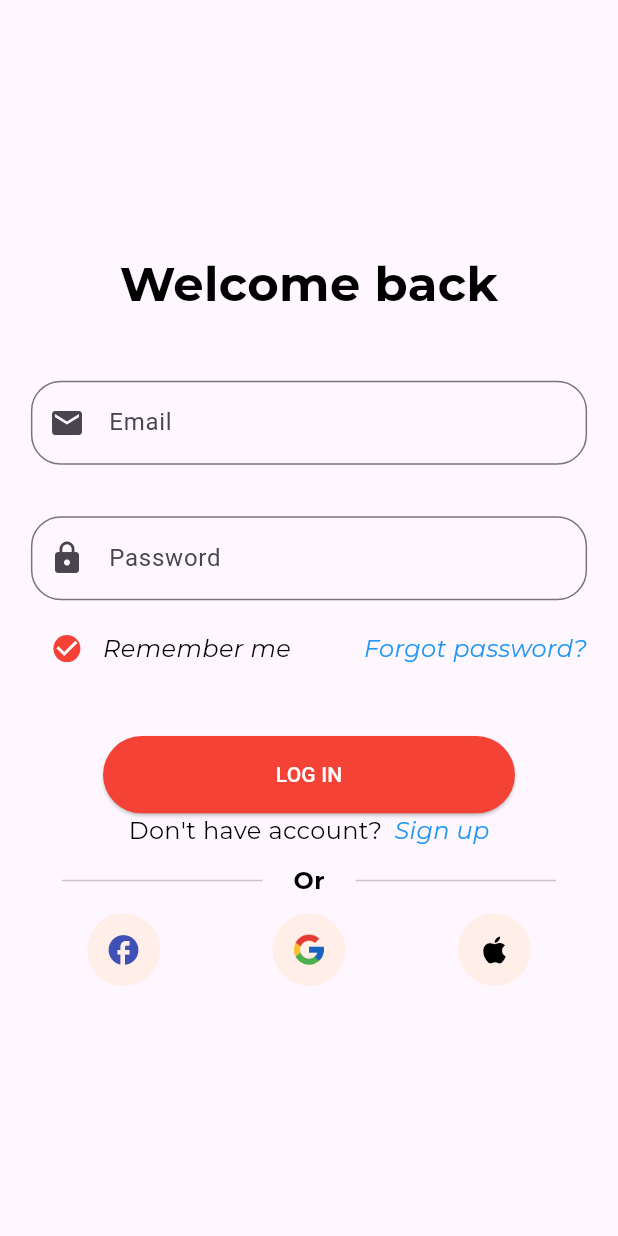
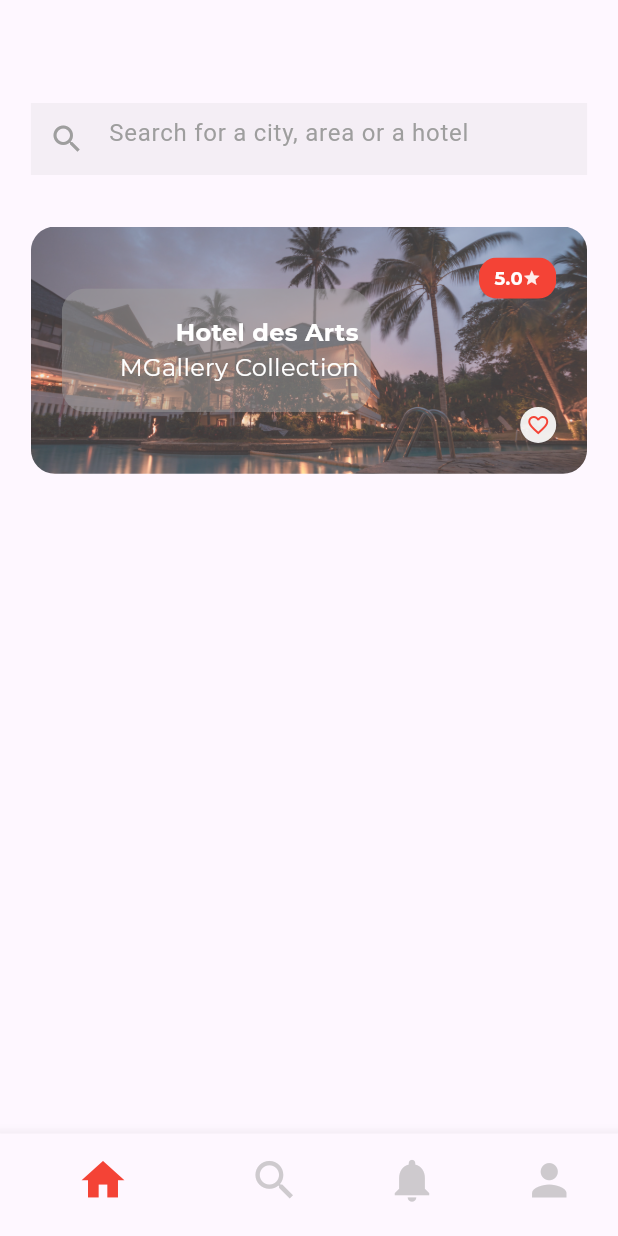
Before and after one commit to JasmineVan/Hotelier, a Flutter app: the screen it shows after launch, on a phone screen of 412 x 824 dp. Run offline on Flutter 3.47's test engine with Material 3 defaults, Android fonts, the phone set to English and light mode, and no system bars; our stand-ins replace get, google_fonts.

Commit message:
Add fragments: Home, search, notification and profile. Build HomeFragment.

```diff
--- a/lib/main.dart
+++ b/lib/main.dart
@@ -23,8 +23,9 @@ class MyApp extends StatelessWidget {
   @override
   Widget build(BuildContext context) {
     return const GetMaterialApp(
+      key: Key('MainApp'),
       title: "Hotelier",
-      home:  LoginPage(),
+      home:  HomePage(),
       debugShowCheckedModeBanner: false,
     );
   }
--- /dev/null
+++ b/lib/views/HomeFragment/home_fragment.dart
@@ -0,0 +1,148 @@
+import 'package:flutter/material.dart';
+import 'package:google_fonts/google_fonts.dart';
+
+class HomeFragment extends StatefulWidget {
+  const HomeFragment({Key? key}) : super(key: key);
+
+  @override
+  State<HomeFragment> createState() => _HomeFragmentState();
+}
+
+class _HomeFragmentState extends State<HomeFragment> {
+  @override
+  Widget build(BuildContext context) {
+    double maxWidth = MediaQuery.sizeOf(context).width;
+    double maxHeight = MediaQuery.sizeOf(context).height;
+
+    return Scaffold(
+      body: SingleChildScrollView(
+        child: Container(
+          margin: EdgeInsets.only(left: maxWidth / 20, right: maxWidth / 20, top: maxWidth / 6, bottom: maxWidth / 10),
+          child: Column(
+            children: [
+              SizedBox(
+                width: maxWidth * 90/100,
+                height: maxHeight * 1/10,
+                child: TextField(
+                  decoration: InputDecoration(
+                    filled: true,
+                    fillColor: Colors.grey.withOpacity(0.1),
+                    prefixIcon: const Icon(Icons.search, color: Colors.grey),
+                    border: InputBorder.none,
+                    hintText: 'Search for a city, area or a hotel',
+                    hintStyle: TextStyle(
+                      color: Colors.grey,
+                    ),
+                    counterText: '',
+                  ),
+                  onTap: () {},
+                  maxLength: 50,
+                ),
+              ),
+              ClipRRect(
+                borderRadius: const BorderRadius.all(Radius.circular(16.0)),
+                child: Container(
+                  padding: EdgeInsets.all(maxWidth / 20),
+                  width: maxWidth * 9/10,
+                  height: maxHeight / 5,
+                  decoration: BoxDecoration(
+                    image: DecorationImage(
+                        image: AssetImage('assets/images/bg (9).jpg'),
+                      fit: BoxFit.cover,
+                      opacity: 0.8
+                    ),
+                  ),
+                  child: Stack(
+                    children: [
+                      Align(
+                        alignment: Alignment.centerLeft,
+                        child: ClipRRect(
+                          borderRadius: const BorderRadius.all(Radius.circular(16.0)),
+                          child: Container(
+                            padding: EdgeInsets.all(8.0),
+                            color: Colors.grey.withOpacity(0.5),
+                            width: maxWidth * 10/20,
+                            height: maxHeight / 10,
+                            child: Column(
+                              mainAxisAlignment: MainAxisAlignment.center,
+                              crossAxisAlignment: CrossAxisAlignment.end,
+                              children: [
+                                Text(
+                                  "Hotel des Arts",
+                                  style: GoogleFonts.montserrat(
+                                      textStyle: const TextStyle(
+                                        fontWeight: FontWeight.bold,
+                                        color: Colors.white,
+                                        fontSize: 16.0,
+                                      )),
+                                  textAlign: TextAlign.center,
+                                ),
+                                Text(
+                                  "MGallery Collection",
+                                  style: GoogleFonts.montserrat(
+                                      textStyle: const TextStyle(
+                                        color: Colors.white,
+                                        fontSize: 16.0,
+                                      )),
+                                  textAlign: TextAlign.center,
+                                ),
+                              ],
+                            ),
+                          ),
+                        ),
+                      ),
+                      Align(
+                        alignment: Alignment.bottomRight,
+                        child: Container(
+                          padding: EdgeInsets.all(4.0),
+                          decoration: BoxDecoration(
+                            shape: BoxShape.circle,
+                            color: Colors.white.withOpacity(0.9),
+                          ),
+                          child: Icon(
+                            Icons.favorite_outline,
+                            color: Colors.red,
+                            size: 16.0,
+                          ),
+                        ),
+                      ),
+                      Align(
+                        alignment: Alignment.topRight,
+                        child: ClipRRect(
+                          borderRadius: const BorderRadius.all(Radius.circular(12.0)),
+                          child: Container(
+                            width: maxWidth * 1/8,
+                            height: maxHeight * 1/30,
+                            decoration: BoxDecoration(
+                              color: Colors.red,
+                            ),
+                            child: Row(
+                              mainAxisAlignment: MainAxisAlignment.center,
+                              children: [
+                                Text(
+                                  "5.0",
+                                  style: GoogleFonts.montserrat(
+                                      textStyle: const TextStyle(
+                                        fontWeight: FontWeight.bold,
+                                        color: Colors.white,
+                                        fontSize: 12.0,
+                                      )),
+                                  textAlign: TextAlign.center,
+                                ),
+                                Icon(Icons.star, color: Colors.white.withOpacity(0.9),size: 12.0),
+                              ],
+                            ),
+                          ),
+                        ),
+                      )
+                    ],
+                  ),
+                ),
+              )
+            ],
+          ),
+        ),
+      ),
+    );
+  }
+}
--- /dev/null
+++ b/lib/views/HomeFragment/notification_fragment.dart
@@ -0,0 +1,17 @@
+import 'package:flutter/material.dart';
+
+class NotificationFragment extends StatefulWidget {
+  const NotificationFragment({Key? key}) : super(key: key);
+
+  @override
+  State<NotificationFragment> createState() => _NotificationFragmentState();
+}
+
+class _NotificationFragmentState extends State<NotificationFragment> {
+  @override
+  Widget build(BuildContext context) {
+    return Scaffold(
+      body: Text('Notification Fragment'),
+    );;
+  }
+}
--- /dev/null
+++ b/lib/views/HomeFragment/profile_fragment.dart
@@ -0,0 +1,17 @@
+import 'package:flutter/material.dart';
+
+class ProfileFragment extends StatefulWidget {
+  const ProfileFragment({Key? key}) : super(key: key);
+
+  @override
+  State<ProfileFragment> createState() => _ProfileFragmentState();
+}
+
+class _ProfileFragmentState extends State<ProfileFragment> {
+  @override
+  Widget build(BuildContext context) {
+    return Scaffold(
+      body: Text('Profile Fragment'),
+    );;
+  }
+}
--- /dev/null
+++ b/lib/views/HomeFragment/search_fragment.dart
@@ -0,0 +1,17 @@
+import 'package:flutter/material.dart';
+
+class SearchFragment extends StatefulWidget {
+  const SearchFragment({Key? key}) : super(key: key);
+
+  @override
+  State<SearchFragment> createState() => _SearchFragmentState();
+}
+
+class _SearchFragmentState extends State<SearchFragment> {
+  @override
+  Widget build(BuildContext context) {
+    return Scaffold(
+      body: Text('Search Fragment'),
+    );;
+  }
+}
--- a/lib/views/home_page.dart
+++ b/lib/views/home_page.dart
@@ -1,4 +1,10 @@
+import 'dart:developer';
+
 import 'package:flutter/material.dart';
+import 'package:hotelier/views/HomeFragment/home_fragment.dart';
+import 'package:hotelier/views/HomeFragment/notification_fragment.dart';
+import 'package:hotelier/views/HomeFragment/profile_fragment.dart';
+import 'package:hotelier/views/HomeFragment/search_fragment.dart';
 
 class HomePage extends StatefulWidget {
   const HomePage({Key? key}) : super(key: key);
@@ -8,23 +14,34 @@ class HomePage extends StatefulWidget {
 }
 
 class _HomePageState extends State<HomePage> {
+
+  static const List<Widget> widgetOptions = <Widget>[
+    HomeFragment(),
+    SearchFragment(),
+    NotificationFragment(),
+    ProfileFragment(),
+  ];
+
+  int selectedIndex = 0;
+
   @override
   Widget build(BuildContext context) {
     double maxWidth = MediaQuery.sizeOf(context).width;
     double maxHeight = MediaQuery.sizeOf(context).height;
 
-    int selectedIndex = 0;
-
     return Scaffold(
-      body: Container(
-        margin: EdgeInsets.only(top: maxHeight/20, bottom: maxHeight/24),
+      body: Center(
+        child: widgetOptions.elementAt(selectedIndex),
       ),
       bottomNavigationBar: BottomNavigationBar(
         // type: BottomNavigationBarType.fixed,
         // backgroundColor: Colors.black,
         currentIndex: selectedIndex,
         onTap: (value) {
-
+          setState(() {
+            selectedIndex = value;
+            log(value.toString());
+          });
         },
         selectedItemColor: Colors.red,
         selectedIconTheme:  const IconThemeData(color: Colors.red),
```
Also changed, not shown: HomeFragment.png (added), 2 other files.
